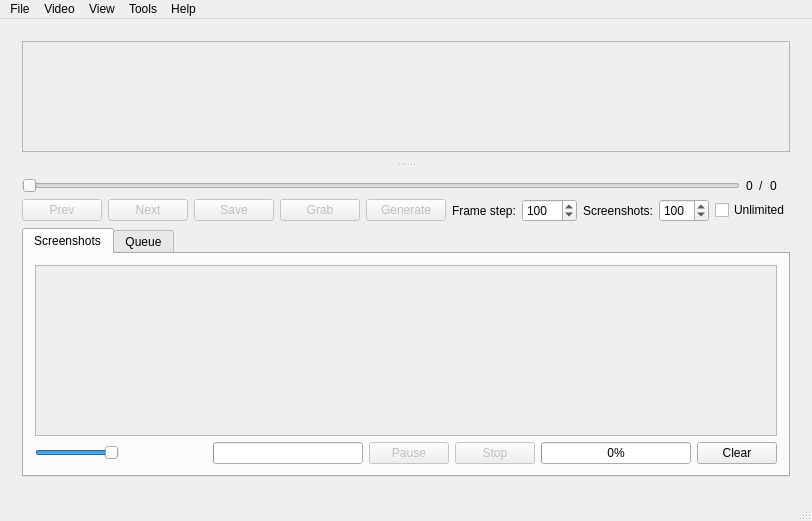
Qt form mainwindow.ui (labyrinthofdreams/screenpicker) before a commit.
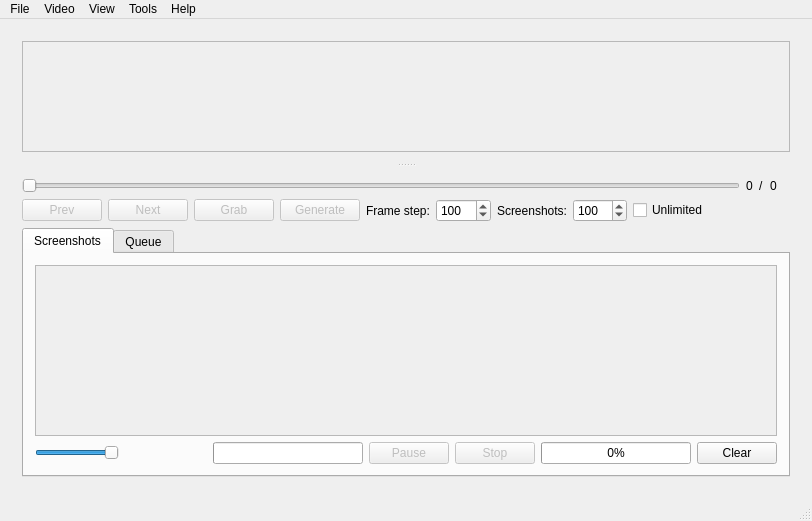
The same form after that commit. Icons and pictures are not drawn. Custom widgets are drawn as their Qt base class.

Commit message: Move Save button to Video menu

The edit to the form file:
```diff
--- a/mainwindow.ui
+++ b/mainwindow.ui
@@ -189,23 +189,6 @@
             </property>
            </widget>
           </item>
-          <item>
-           <widget class="QPushButton" name="saveSingleButton">
-            <property name="enabled">
-             <bool>false</bool>
-            </property>
-            <property name="toolTip">
-             <string>Save frame to disk</string>
-            </property>
-            <property name="text">
-             <string>Save</string>
-            </property>
-            <property name="icon">
-             <iconset resource="resources.qrc">
-              <normaloff>:/icon/save.png</normaloff>:/icon/save.png</iconset>
-            </property>
-           </widget>
-          </item>
           <item>
            <widget class="QPushButton" name="grabButton">
             <property name="enabled">
```
Left out of the diff: 10 changed lines with no effect on the pictures. The commit also changes 2 other files.
